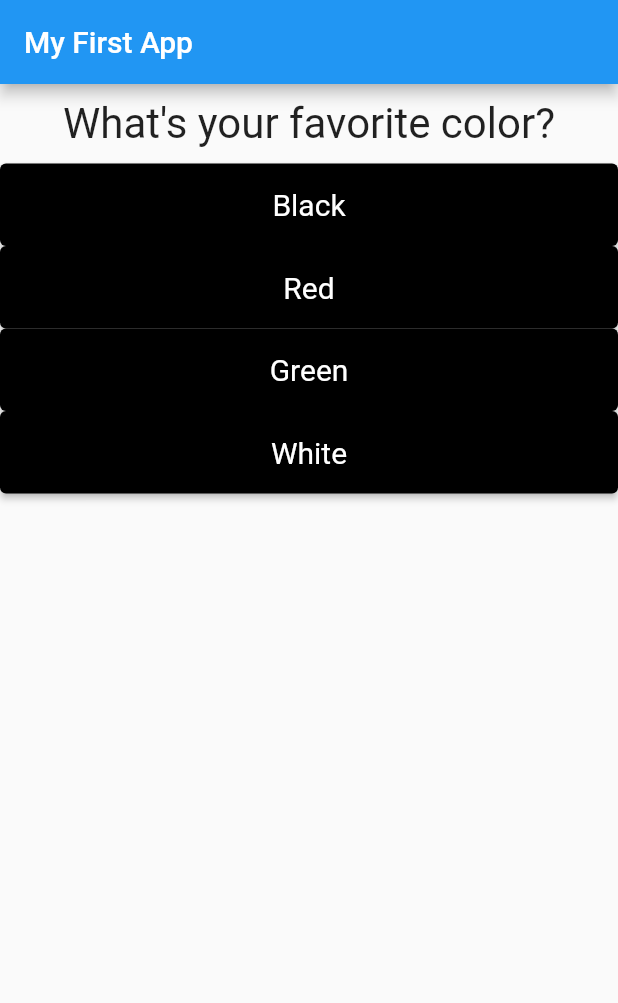
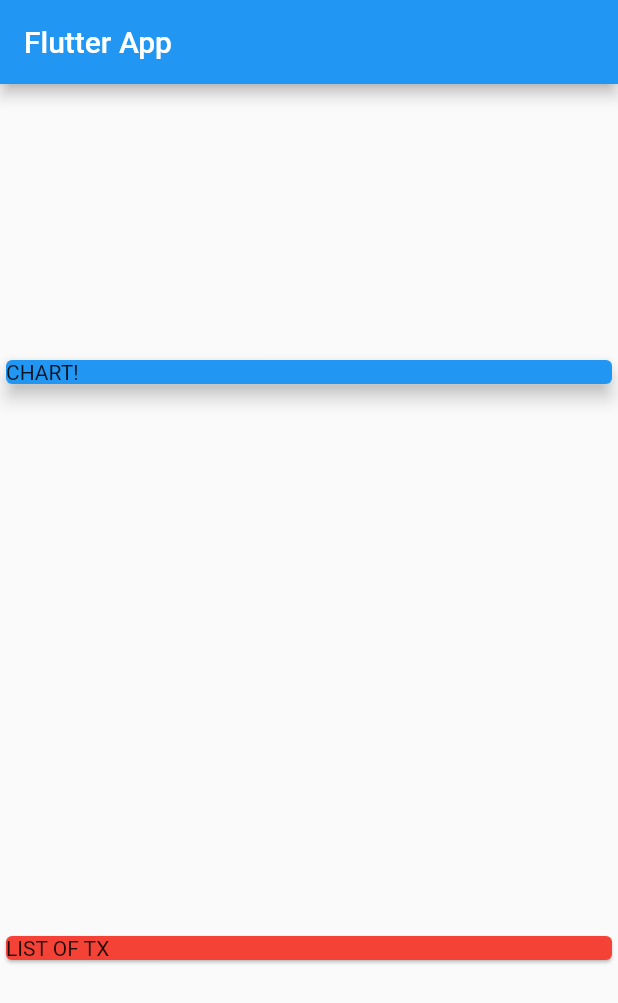
Before and after one commit to mynksnh/flutter_kit, a Flutter app: the screen it shows after launch, on a phone screen of 412 x 824 dp. Shown: the top 1003 px of the screen. Run offline on Flutter 3.47's test engine with Material 2 defaults, Android fonts, the phone set to English and light mode, and no system bars.

Commit message:
Section 4 Column and Card

```diff
--- a/lib/main.dart
+++ b/lib/main.dart
@@ -1,5 +1,6 @@
 import 'package:flutter/material.dart';
 
-import './quiz_app/quiz_app.dart';
+//import './quiz_app/quiz_app.dart';
+import './personal-expenses_app/personal_expenses_app.dart';
 
-void main() => runApp(QuizApp());
+void main() => runApp(PersonalExpensesApp());
--- /dev/null
+++ b/lib/personal-expenses_app/personal_expenses_app.dart
@@ -0,0 +1,40 @@
+import 'package:flutter/material.dart';
+
+class PersonalExpensesApp extends StatelessWidget {
+  @override
+  Widget build(BuildContext context) {
+    return MaterialApp(
+      title: 'Flutter App',
+      home: PersonalExpensesAppHomePage(),
+    );
+  }
+}
+
+class PersonalExpensesAppHomePage extends StatelessWidget {
+  @override
+  Widget build(BuildContext context) {
+    return Scaffold(
+      appBar: AppBar(
+        title: Text('Flutter App'),
+      ),
+      body: Column(
+        mainAxisAlignment: MainAxisAlignment.spaceAround,
+        crossAxisAlignment: CrossAxisAlignment.stretch,
+        children: <Widget>[
+          Container(
+            width: double.infinity,
+            child: Card(
+              color: Colors.blue,
+              child: Text('CHART!'),
+              elevation: 5,
+            ),
+          ),
+          Card(
+            color: Colors.red,
+            child: Text('LIST OF TX'),
+          ),
+        ],
+      ),
+    );
+  }
+}
```
